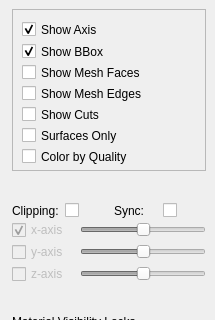
Above: src/gui/Application/ViewWidgets/MeshViewOptionsWidget.ui from SCIInstitute/Cleaver before the change; both pictures show x 0 to 215 and y 0 to 320 of the 215 by 532 pixel window. Below: the same form after it.
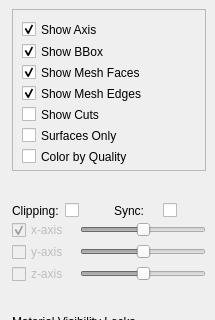
That is the form after the change.

Patch:
```diff
--- a/src/gui/Application/ViewWidgets/MeshViewOptionsWidget.ui
+++ b/src/gui/Application/ViewWidgets/MeshViewOptionsWidget.ui
@@ -161,7 +161,7 @@
            <string>Show Mesh Faces</string>
           </property>
           <property name="checked">
-           <bool>false</bool>
+           <bool>true</bool>
           </property>
          </widget>
         </item>
@@ -192,7 +192,7 @@
            <string>Show Mesh Edges</string>
           </property>
           <property name="checked">
-           <bool>false</bool>
+           <bool>true</bool>
           </property>
          </widget>
         </item>
```
Left out of the diff: 46 changed lines with no effect on the pictures.
